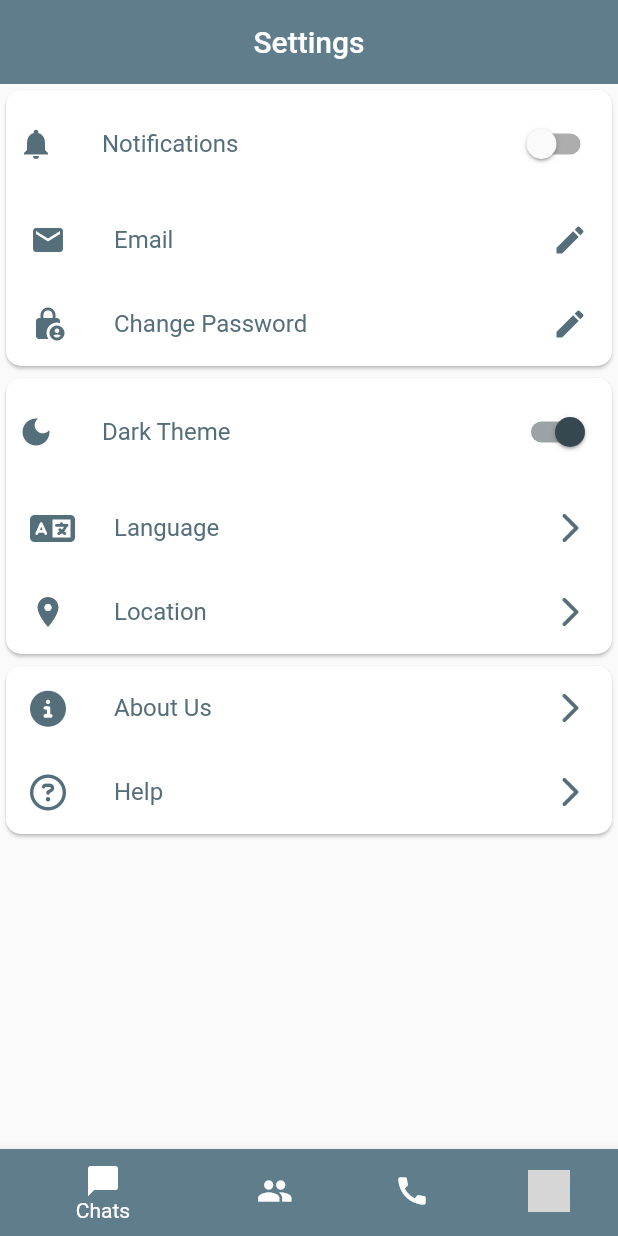
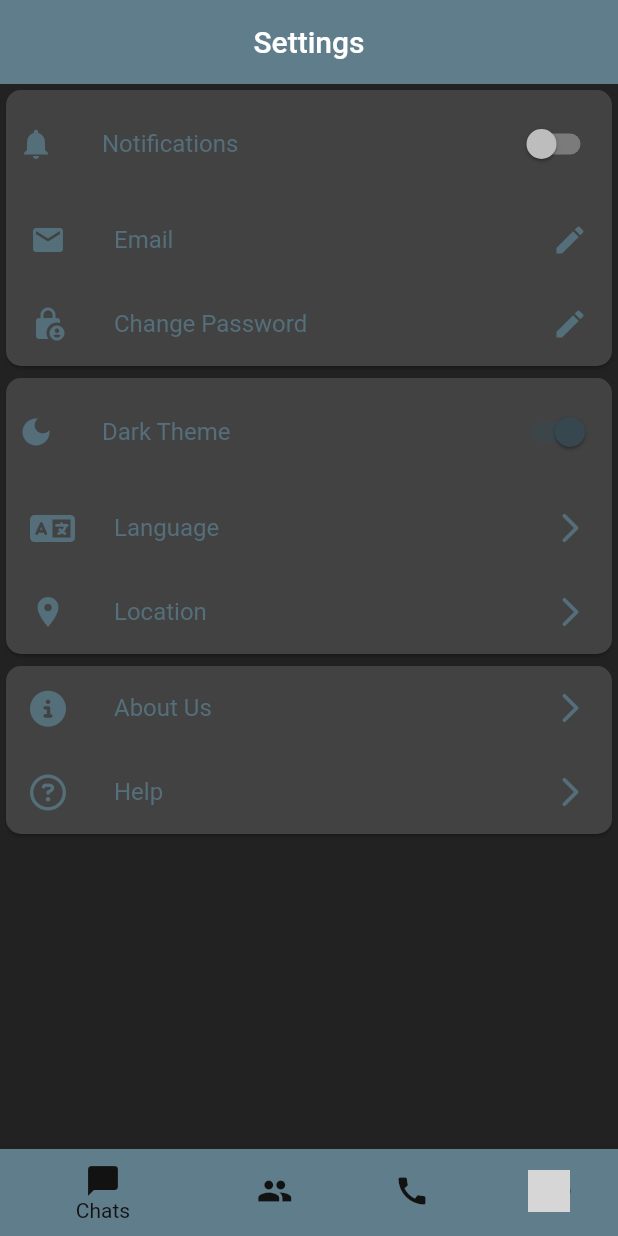
Before and after one commit to Helix088/party_chat_flutter, a Flutter app: the SettingsScreen screen opened by its route, item 2 of the bottom bar chosen, after a tap on "Dark Theme", on a phone screen of 412 x 824 dp. Run offline on Flutter 3.47's test engine with Material 2 defaults, Android fonts, the light colour scheme and no system bars; our stand-ins replace animated_text_kit, cloud_firestore, firebase_auth, firebase_core, flutter_easyloading, font_awesome_flutter and 1 more; accounts and stored records are empty; statements that could not run were skipped; grey boxes are pictures that could not be loaded.

Commit message:
got the dark mode to work somewhat

```diff
--- a/lib/components/message_bubble.dart
+++ b/lib/components/message_bubble.dart
@@ -35,7 +35,7 @@ class MessageBubble extends StatelessWidget {
                     topLeft: Radius.circular(30.0),
                     bottomRight: Radius.circular(30.0)),
             elevation: 5.0,
-            color: isMe ? Colors.blue : Colors.white,
+            color: isMe ? Colors.blueGrey : Colors.white,
             child: Padding(
               padding:
                   const EdgeInsets.symmetric(vertical: 10.0, horizontal: 20.0),
--- /dev/null
+++ b/lib/components/theme_provider.dart
@@ -0,0 +1,24 @@
+import 'package:flutter/material.dart';
+
+class ThemeProvider extends ChangeNotifier {
+  ThemeMode themeMode = ThemeMode.light;
+
+  bool get isDarkMode => themeMode == ThemeMode.dark;
+
+  void toggleTheme(bool isOn) {
+    themeMode = isOn ? ThemeMode.dark : ThemeMode.light;
+    notifyListeners();
+  }
+}
+
+class MyThemes {
+  static final darkTheme = ThemeData(
+    scaffoldBackgroundColor: Colors.black87,
+    colorScheme: ColorScheme.dark(),
+  );
+
+  static final lightTheme = ThemeData(
+    scaffoldBackgroundColor: Colors.white,
+    colorScheme: ColorScheme.light(),
+  );
+}
--- a/lib/constants.dart
+++ b/lib/constants.dart
@@ -5,6 +5,8 @@ const kSendButtonTextStyle = TextStyle(
   fontWeight: FontWeight.bold,
   fontSize: 18.0,
 );
+
+const isMeColor = BoxDecoration(color: Colors.blueGrey);
 
 const kMessageTextFieldDecoration = InputDecoration(
   contentPadding: EdgeInsets.symmetric(vertical: 10.0, horizontal: 20.0),
--- a/lib/main.dart
+++ b/lib/main.dart
@@ -1,9 +1,11 @@
 import 'package:flash_chat_flutter/components/protected_route.dart';
+import 'package:flash_chat_flutter/components/theme_provider.dart';
 import 'package:flash_chat_flutter/screens/chats/list_chats_screen.dart';
 import 'package:flash_chat_flutter/screens/forgot_password.dart';
 import 'package:flash_chat_flutter/screens/settings.dart';
 import 'package:flutter/material.dart';
 import 'package:flutter_easyloading/flutter_easyloading.dart';
+import 'package:provider/provider.dart';
 import 'screens/welcome_screen.dart';
 import 'screens/login_screen.dart';
 import 'screens/registration_screen.dart';
@@ -23,10 +25,15 @@ class PartyChat extends StatelessWidget {
   const PartyChat({Key? key}) : super(key: key);
 
   @override
-  Widget build(BuildContext context) {
+  Widget build(BuildContext context) => ChangeNotifierProvider(
+        create: (context) => ThemeProvider(),
+        builder: (context, _) {
+          final themeProvider = Provider.of<ThemeProvider>(context);
           return MaterialApp(
             initialRoute: WelcomeScreen.id,
-      theme: ThemeData.light(),
+            theme: MyThemes.lightTheme,
+            themeMode: themeProvider.themeMode,
+            darkTheme: MyThemes.darkTheme,
             routes: {
               WelcomeScreen.id: (context) => WelcomeScreen(),
               LoginScreen.id: (context) => LoginScreen(),
@@ -43,5 +50,6 @@ class PartyChat extends StatelessWidget {
             },
             builder: EasyLoading.init(),
           );
+        },
+      );
 }
-}
--- a/lib/screens/settings.dart
+++ b/lib/screens/settings.dart
@@ -3,6 +3,8 @@ import 'package:flash_chat_flutter/screens/chats/list_chats_screen.dart';
 import 'package:flutter/material.dart';
 import 'package:flash_chat_flutter/components/btm_nav_bar.dart';
 import 'package:font_awesome_flutter/font_awesome_flutter.dart';
+import 'package:provider/provider.dart';
+import 'package:flash_chat_flutter/components/theme_provider.dart';
 
 class SettingsScreen extends StatefulWidget {
   const SettingsScreen({Key? key}) : super(key: key);
@@ -83,8 +85,31 @@ class _SettingsScreenState extends State<SettingsScreen> {
     );
   }
 
+  Future<String?> changeLanguage() {
+    return showDialog<String>(
+      context: context,
+      builder: (BuildContext context) => AlertDialog(
+        title: Text('Select Language'),
+        actions: <Widget>[
+          TextButton(
+            onPressed: () => Navigator.pop(context, 'Cancel'),
+            child: const Text('Cancel'),
+          ),
+          TextButton(
+            onPressed: () {
+              _auth.sendPasswordResetEmail(email: (_user!.email).toString());
+              Navigator.pop(context, 'Submit');
+            },
+            child: const Text('Submit'),
+          ),
+        ],
+      ),
+    );
+  }
+
   @override
   Widget build(BuildContext context) {
+    final themeProvider = Provider.of<ThemeProvider>(context);
     return Scaffold(
       appBar: buildAppBar(),
       body: SingleChildScrollView(
@@ -165,11 +190,10 @@ class _SettingsScreenState extends State<SettingsScreen> {
                       'Dark Theme',
                       style: TextStyle(color: Colors.blueGrey[600]),
                     ),
-                    value: _darkMode,
-                    onChanged: (bool value) {
-                      setState(() {
-                        _darkMode = value;
-                      });
+                    value: themeProvider.isDarkMode,
+                    onChanged: (value) {
+                      final provider = themeProvider;
+                      provider.toggleTheme(value);
                     },
                     activeColor: Colors.blueGrey[800],
                     secondary: Icon(
--- a/pubspec.yaml
+++ b/pubspec.yaml
@@ -28,6 +28,7 @@ dependencies:
   intl: ^0.17.0
   flutter_easyloading: ^3.0.5
   font_awesome_flutter: ^10.1.0
+  provider: ^6.0.3
 
 dev_dependencies:
   flutter_test:
```
Also changed, not shown: pubspec.lock. Lines whose indentation alone changed are shown as unchanged.
